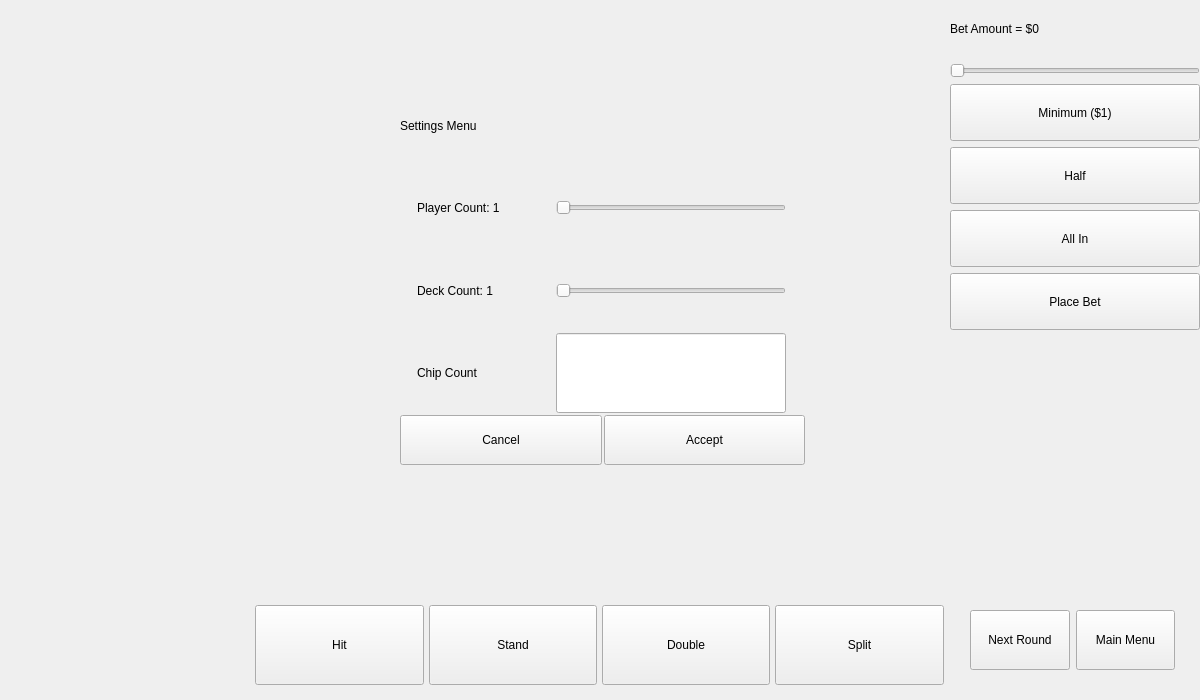
The window that CardCounter/mainwindow.ui (CalebStandfield/full-blackjack-game-engine-with-UI) describes before a commit, drawn with Qt 5.
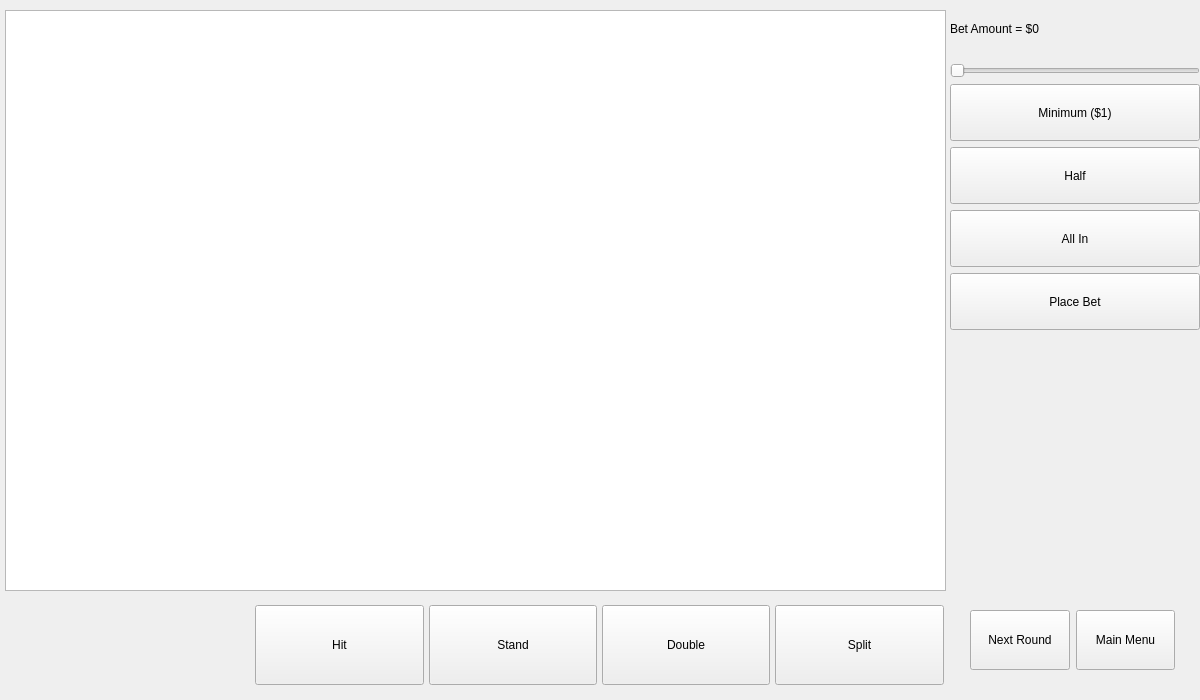
The same window after the commit. The open tabs and pages were chosen to show the change.

What changed in the file:
```diff
--- a/CardCounter/mainwindow.ui
+++ b/CardCounter/mainwindow.ui
@@ -784,6 +784,34 @@
        </item>
       </layout>
      </widget>
+     <widget class="QGraphicsView" name="coinAnimView">
+      <property name="geometry">
+       <rect>
+        <x>5</x>
+        <y>10</y>
+        <width>941</width>
+        <height>581</height>
+       </rect>
+      </property>
+      <property name="backgroundBrush">
+       <brush brushstyle="NoBrush">
+        <color alpha="0">
+         <red>0</red>
+         <green>0</green>
+         <blue>0</blue>
+        </color>
+       </brush>
+      </property>
+      <property name="foregroundBrush">
+       <brush brushstyle="NoBrush">
+        <color alpha="0">
+         <red>0</red>
+         <green>0</green>
+         <blue>0</blue>
+        </color>
+       </brush>
+      </property>
+     </widget>
     </widget>
     <widget class="QWidget" name="basicStrategyChartScreen">
      <widget class="QPushButton" name="infoMenuButton">
```
Left out of the diff: 12 changed lines with no effect on the pictures.
